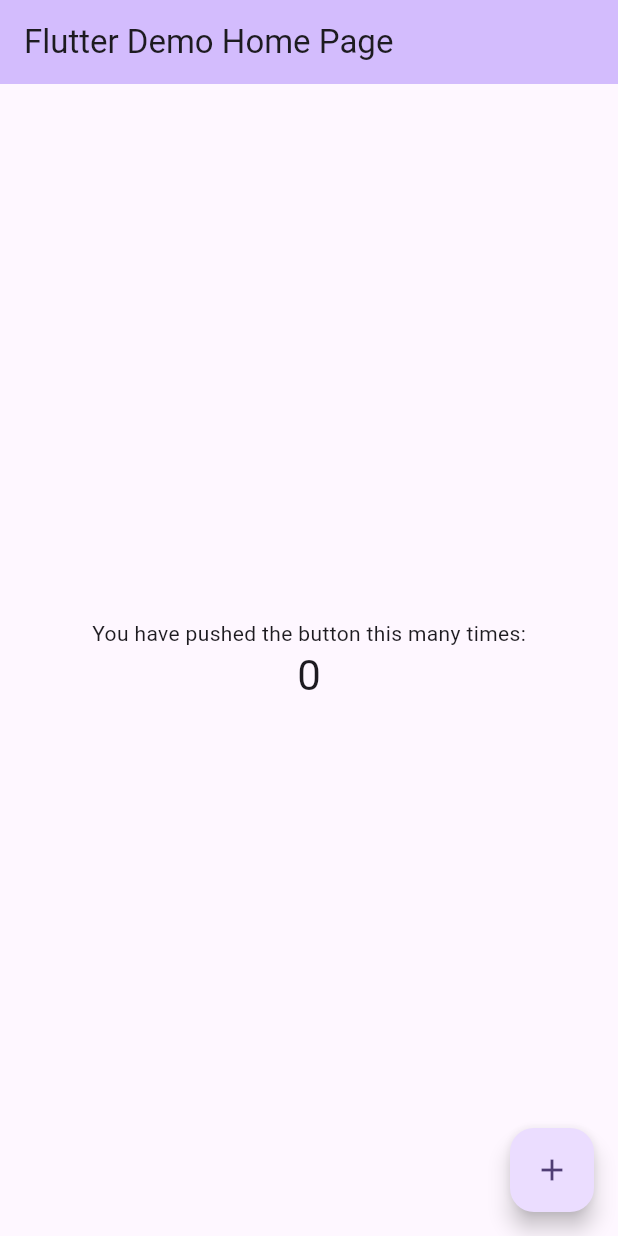
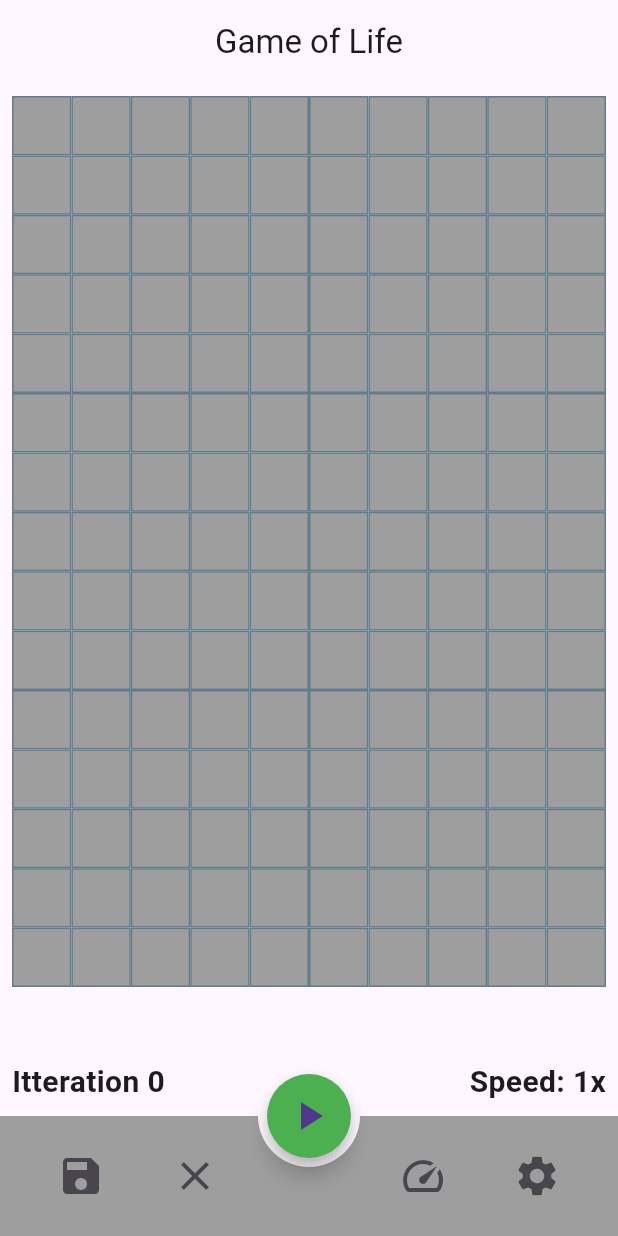
Before and after one commit to J4yG/Game-of-Life, a Flutter app: the screen it shows after launch, on a phone screen of 412 x 824 dp. Run offline on Flutter 3.47's test engine with Material 3 defaults, Android fonts, the phone set to English and light mode, and no system bars; our stand-ins replace bloc, equatable, flutter_bloc, go_router.

Commit message:
Implement core game functionality with routing, state management, and game logic

```diff
--- /dev/null
+++ b/lib/core/router.dart
@@ -0,0 +1,21 @@
+import 'package:game_of_life/features/game/view/screens/game_screen.dart';
+import 'package:go_router/go_router.dart';
+
+final GoRouter router = GoRouter(
+  routes: [
+    GoRoute(
+      path: '/',
+      builder: (context, state) => GameScreen(),
+    ),
+    GoRoute(
+      path: '/settings',
+      // Todo: Implement SettingsScreen
+      builder: (context, state) => GameScreen(),
+    ),
+    GoRoute(
+      path: '/load_game',
+      // Todo: Implement LoadGameScreen
+      builder: (context, state) => GameScreen(),
+    ),
+  ],
+);
--- /dev/null
+++ b/lib/features/game/view/cubit/grid_state.dart
@@ -0,0 +1,25 @@
+part of 'grid_cubit.dart';
+
+sealed class GridState extends Equatable {
+  const GridState();
+
+  @override
+  List<Object> get props => [];
+}
+
+final class GridChanged extends GridState {
+  final List<bool> grid;
+  final int changed;
+  final bool isPlaying;
+  final int iteration;
+
+  const GridChanged({
+    required this.grid,
+    required this.changed,
+    required this.isPlaying,
+    required this.iteration,
+  });
+
+  @override
+  List<Object> get props => [grid, changed, isPlaying, iteration];
+}
--- /dev/null
+++ b/lib/features/game/view/screens/game_screen.dart
@@ -0,0 +1,98 @@
+import 'package:flutter/material.dart';
+import 'package:flutter_bloc/flutter_bloc.dart';
+import 'package:game_of_life/features/game/view/cubit/grid_cubit.dart';
+import 'package:game_of_life/features/game/view/widgets/game_app_bar.dart';
+
+class GameScreen extends StatelessWidget {
+  const GameScreen({super.key});
+
+  @override
+  Widget build(BuildContext context) {
+    return BlocBuilder<GridCubit, GridState>(
+      builder: (context, state) {
+        return Scaffold(
+          appBar: AppBar(
+            title: Center(child: const Text('Game of Life')),
+          ),
+          body: Center(
+            child: Column(
+              mainAxisAlignment: MainAxisAlignment.center,
+              children: <Widget>[
+                Expanded(
+                  child: Padding(
+                    padding: const EdgeInsets.all(8.0),
+                    child: GridView.builder(
+                      gridDelegate:
+                          const SliverGridDelegateWithFixedCrossAxisCount(
+                        crossAxisCount: 10, // Number of columns
+                      ),
+                      itemCount: 150, // Number of items (10x15 grid)
+                      itemBuilder: (BuildContext context, int index) {
+                        return GestureDetector(
+                          onTap: () =>
+                              context.read<GridCubit>().toggleCell(index),
+                          child: Container(
+                            decoration: BoxDecoration(
+                              color: state is GridChanged && state.grid[index]
+                                  ? Colors.green
+                                  : Colors.grey,
+                              border: Border.all(color: Colors.blueGrey),
+                            ),
+                          ),
+                        );
+                      },
+                    ),
+                  ),
+                ),
+                Row(
+                  mainAxisSize: MainAxisSize.max,
+                  mainAxisAlignment: MainAxisAlignment.spaceBetween,
+                  children: [
+                    Padding(
+                      padding: const EdgeInsets.all(8.0),
+                      child: Text(
+                        "Itteration ${state is GridChanged ? state.iteration : 0}",
+                        style: TextStyle(
+                            fontWeight: FontWeight.bold, fontSize: 20),
+                      ),
+                    ),
+                    Padding(
+                      padding: const EdgeInsets.all(8.0),
+                      child: Text(
+                        "Speed: 1x",
+                        style: TextStyle(
+                            fontWeight: FontWeight.bold, fontSize: 20),
+                      ),
+                    ),
+                  ],
+                )
+              ],
+            ),
+          ),
+          bottomNavigationBar: GameAppBar(),
+          floatingActionButton: FloatingActionButton(
+            shape: CircleBorder(),
+            backgroundColor: state is GridChanged && state.isPlaying
+                ? Colors.red
+                : Colors.green,
+            onPressed: () {
+              if (state is GridChanged && state.isPlaying) {
+                context.read<GridCubit>().pause();
+              } else {
+                context.read<GridCubit>().play();
+              }
+            },
+            child: Icon(
+              state is GridChanged && state.isPlaying
+                  ? Icons.pause
+                  : Icons.play_arrow,
+              size: 32,
+            ),
+          ),
+          floatingActionButtonLocation:
+              FloatingActionButtonLocation.centerDocked,
+        );
+      },
+    );
+  }
+}
--- /dev/null
+++ b/lib/features/game/view/widgets/game_app_bar.dart
@@ -0,0 +1,50 @@
+import 'package:flutter/material.dart';
+import 'package:flutter_bloc/flutter_bloc.dart';
+import 'package:game_of_life/features/game/view/cubit/grid_cubit.dart';
+
+class GameAppBar extends StatelessWidget {
+  const GameAppBar({
+    super.key,
+  });
+
+  @override
+  Widget build(BuildContext context) {
+    return BottomAppBar(
+      color: Colors.grey,
+      shape: const AutomaticNotchedShape(
+        RoundedRectangleBorder(),
+        StadiumBorder(),
+      ),
+      notchMargin: 6.0,
+      child: Row(
+        mainAxisSize: MainAxisSize.max,
+        mainAxisAlignment: MainAxisAlignment.spaceAround,
+        children: <Widget>[
+          IconButton(
+            icon: Icon(Icons.save),
+            iconSize: 32,
+            onPressed: () {},
+          ),
+          IconButton(
+            icon: Icon(Icons.clear),
+            iconSize: 32,
+            onPressed: () {
+              context.read<GridCubit>().clear();
+            },
+          ),
+          SizedBox(width: 48), // The dummy child for the FAB
+          IconButton(
+            icon: Icon(Icons.speed),
+            iconSize: 32,
+            onPressed: () {},
+          ),
+          IconButton(
+            icon: Icon(Icons.settings),
+            iconSize: 32,
+            onPressed: () {},
+          ),
+        ],
+      ),
+    );
+  }
+}
--- a/lib/main.dart
+++ b/lib/main.dart
@@ -1,4 +1,7 @@
 import 'package:flutter/material.dart';
+import 'package:flutter_bloc/flutter_bloc.dart';
+import 'package:game_of_life/core/router.dart';
+import 'package:game_of_life/features/game/view/cubit/grid_cubit.dart';
 
 void main() {
   runApp(const MyApp());
@@ -6,120 +9,16 @@ void main() {
 
 class MyApp extends StatelessWidget {
   const MyApp({super.key});
-
-  // This widget is the root of your application.
   @override
   Widget build(BuildContext context) {
-    return MaterialApp(
-      title: 'Flutter Demo',
-      theme: ThemeData(
-        // This is the theme of your application.
-        //
-        // TRY THIS: Try running your application with "flutter run". You'll see
-        // the application has a purple toolbar. Then, without quitting the app,
-        // try changing the seedColor in the colorScheme below to Colors.green
-        // and then invoke "hot reload" (save your changes or press the "hot
-        // reload" button in a Flutter-supported IDE, or press "r" if you used
-        // the command line to start the app).
-        //
-        // Notice that the counter didn't reset back to zero; the application
-        // state is not lost during the reload. To reset the state, use hot
-        // restart instead.
-        //
-        // This works for code too, not just values: Most code changes can be
-        // tested with just a hot reload.
-        colorScheme: ColorScheme.fromSeed(seedColor: Colors.deepPurple),
-        useMaterial3: true,
+    return MultiBlocProvider(
+      providers: [
+        BlocProvider(create: (context) => GridCubit()),
+      ],
+      child: MaterialApp.router(
+        title: 'Game of Life',
+        routerConfig: router,
       ),
-      home: const MyHomePage(title: 'Flutter Demo Home Page'),
     );
   }
 }
-
-class MyHomePage extends StatefulWidget {
-  const MyHomePage({super.key, required this.title});
-
-  // This widget is the home page of your application. It is stateful, meaning
-  // that it has a State object (defined below) that contains fields that affect
-  // how it looks.
-
-  // This class is the configuration for the state. It holds the values (in this
-  // case the title) provided by the parent (in this case the App widget) and
-  // used by the build method of the State. Fields in a Widget subclass are
-  // always marked "final".
-
-  final String title;
-
-  @override
-  State<MyHomePage> createState() => _MyHomePageState();
-}
-
-class _MyHomePageState extends State<MyHomePage> {
-  int _counter = 0;
-
-  void _incrementCounter() {
-    setState(() {
-      // This call to setState tells the Flutter framework that something has
-      // changed in this State, which causes it to rerun the build method below
-      // so that the display can reflect the updated values. If we changed
-      // _counter without calling setState(), then the build method would not be
-      // called again, and so nothing would appear to happen.
-      _counter++;
-    });
-  }
-
-  @override
-  Widget build(BuildContext context) {
-    // This method is rerun every time setState is called, for instance as done
-    // by the _incrementCounter method above.
-    //
-    // The Flutter framework has been optimized to make rerunning build methods
-    // fast, so that you can just rebuild anything that needs updating rather
-    // than having to individually change instances of widgets.
-    return Scaffold(
-      appBar: AppBar(
-        // TRY THIS: Try changing the color here to a specific color (to
-        // Colors.amber, perhaps?) and trigger a hot reload to see the AppBar
-        // change color while the other colors stay the same.
-        backgroundColor: Theme.of(context).colorScheme.inversePrimary,
-        // Here we take the value from the MyHomePage object that was created by
-        // the App.build method, and use it to set our appbar title.
-        title: Text(widget.title),
-      ),
-      body: Center(
-        // Center is a layout widget. It takes a single child and positions it
-        // in the middle of the parent.
-        child: Column(
-          // Column is also a layout widget. It takes a list of children and
-          // arranges them vertically. By default, it sizes itself to fit its
-          // children horizontally, and tries to be as tall as its parent.
-          //
-          // Column has various properties to control how it sizes itself and
-          // how it positions its children. Here we use mainAxisAlignment to
-          // center the children vertically; the main axis here is the vertical
-          // axis because Columns are vertical (the cross axis would be
-          // horizontal).
-          //
-          // TRY THIS: Invoke "debug painting" (choose the "Toggle Debug Paint"
-          // action in the IDE, or press "p" in the console), to see the
-          // wireframe for each widget.
-          mainAxisAlignment: MainAxisAlignment.center,
-          children: <Widget>[
-            const Text(
-              'You have pushed the button this many times:',
-            ),
-            Text(
-              '$_counter',
-              style: Theme.of(context).textTheme.headlineMedium,
-            ),
-          ],
-        ),
-      ),
-      floatingActionButton: FloatingActionButton(
-        onPressed: _incrementCounter,
-        tooltip: 'Increment',
-        child: const Icon(Icons.add),
-      ), // This trailing comma makes auto-formatting nicer for build methods.
-    );
-  }
-}
```
Also changed, not shown: lib/features/game/domain/game_of_life_calculator.dart (added, +44 -0 lines), lib/features/game/view/cubit/grid_cubit.dart (added, +77 -0 lines), pubspec.yaml (+5 -70 lines), pubspec.lock.
